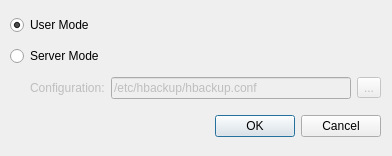
First picture: the form in gui/choose-dialog.ui, repository ndechesne/htoolbox, before the edit.
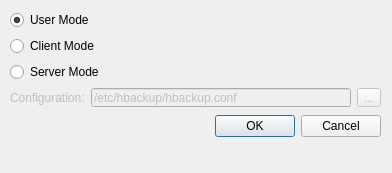
Second picture: the form after the edit.

Commit message: gui: add client mode entry

Diff of the .ui file:
```diff
--- a/gui/choose-dialog.ui
+++ b/gui/choose-dialog.ui
@@ -7,7 +7,7 @@
     <x>0</x>
     <y>0</y>
     <width>392</width>
-    <height>156</height>
+    <height>173</height>
    </rect>
   </property>
   <property name="windowTitle" >
@@ -35,37 +35,21 @@
      <x>10</x>
      <y>10</y>
      <width>371</width>
-     <height>95</height>
+     <height>97</height>
     </rect>
    </property>
    <layout class="QGridLayout" >
-    <item row="1" column="0" >
+    <item row="2" column="0" >
      <widget class="QRadioButton" name="servermode" >
       <property name="text" >
        <string>Server Mode</string>
       </property>
      </widget>
     </item>
-    <item row="2" column="0" >
+    <item row="3" column="0" >
      <layout class="QHBoxLayout" >
       <item>
        <layout class="QHBoxLayout" >
-        <item>
-         <spacer>
-          <property name="orientation" >
-           <enum>Qt::Horizontal</enum>
-          </property>
-          <property name="sizeType" >
-           <enum>QSizePolicy::Maximum</enum>
-          </property>
-          <property name="sizeHint" >
-           <size>
-            <width>20</width>
-            <height>20</height>
-           </size>
-          </property>
-         </spacer>
-        </item>
         <item>
          <widget class="QLabel" name="config" >
           <property name="enabled" >
@@ -116,6 +100,13 @@
       </property>
      </widget>
     </item>
+    <item row="1" column="0" >
+     <widget class="QRadioButton" name="clientmode" >
+      <property name="text" >
+       <string>Client Mode</string>
+      </property>
+     </widget>
+    </item>
    </layout>
   </widget>
  </widget>
```
Left out of the diff: 20 changed lines with no effect on the pictures. The commit also changes 1 other file.
